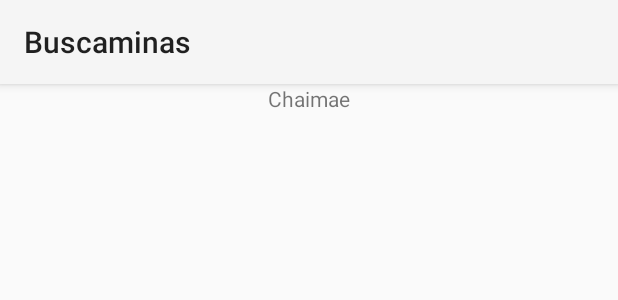
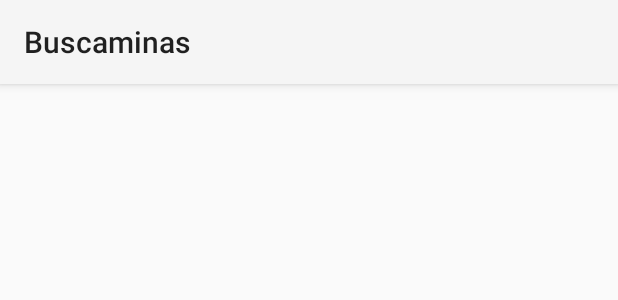
Before and after one commit to amerinoo/Buscaminas_apk, an Android app: the layout registrofrag.xml on its own in the app's theme, with its tools: preview values and no code run, on a phone screen of 412 x 824 dp. Shown: the top 300 px of the screen. Run offline under Robolectric (Android 15) with nearby library versions, the phone set to English and light mode, and no system bars.

```diff
--- a/app/src/main/res/layout/registrofrag.xml
+++ b/app/src/main/res/layout/registrofrag.xml
@@ -7,6 +7,5 @@
         android:layout_width="wrap_content"
         android:layout_height="wrap_content"
         android:id="@+id/textViewRegistroFrag"
-        android:text="Chaimae"
         android:layout_gravity="center_horizontal" />
 </LinearLayout>
```
Also changed, not shown: app/src/main/res/layout-land/activity_main.xml (+8 -7 lines).
